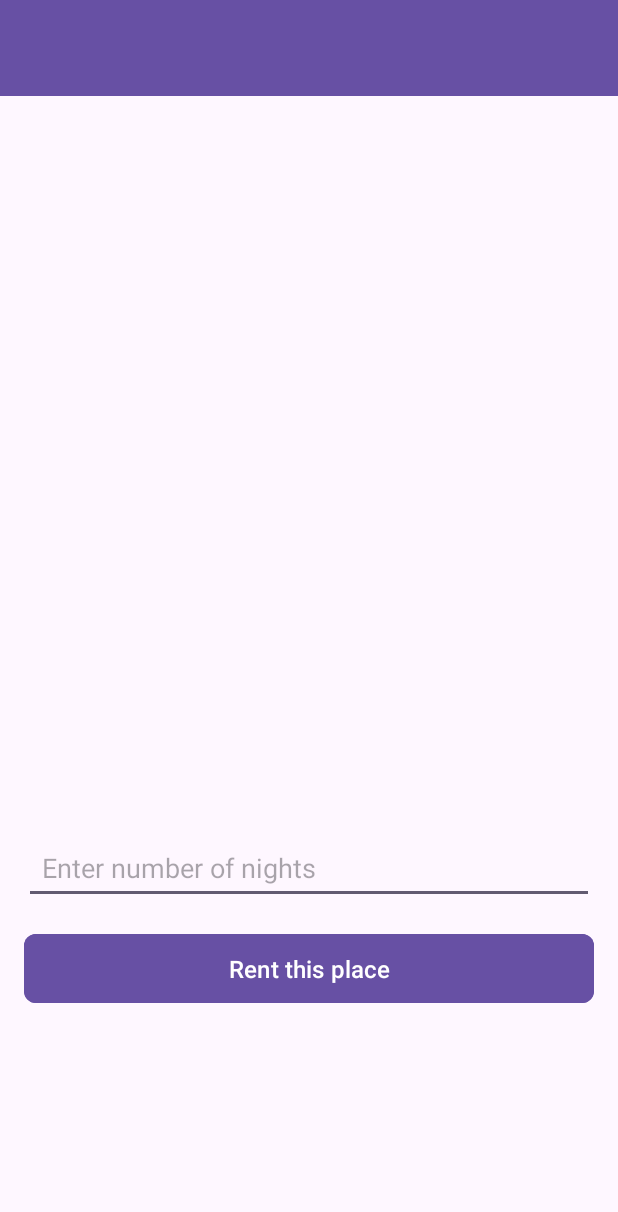
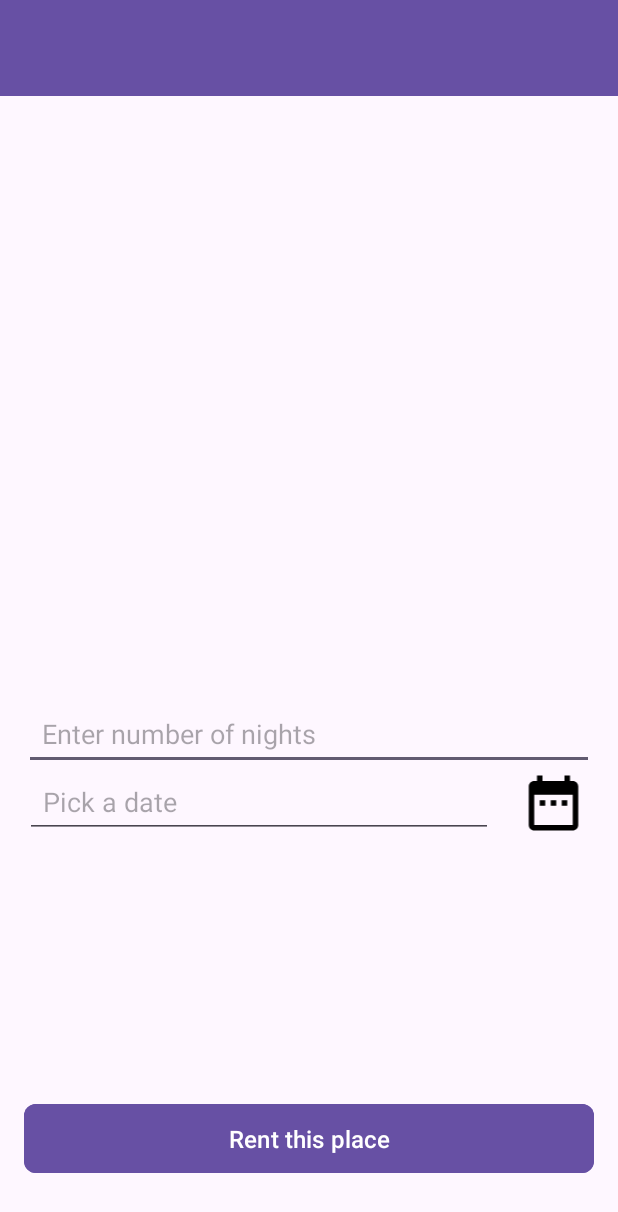
Before and after one commit to iamhelitha/RentEaseApp, an Android app: the HouseDetailsActivity screen opened directly, with no data from a screen before it, on a phone screen of 412 x 824 dp. Shown: the top 1212 px of the screen. Run offline under Robolectric (Android 15) with nearby library versions, the phone set to English and light mode, and no system bars; our stand-ins replace Firebase (no records; nobody signed in at launch, a user with empty details on screens opened directly).

Commit message:
added date picker to HouseDetailsActivity

```diff
--- a/app/src/main/java/com/grpzerotwo/rentease/HouseDetailsActivity.java
+++ b/app/src/main/java/com/grpzerotwo/rentease/HouseDetailsActivity.java
@@ -1,25 +1,30 @@
 package com.grpzerotwo.rentease;
 
+import android.app.DatePickerDialog;
 import android.os.Bundle;
 import androidx.annotation.NonNull;
 import androidx.appcompat.app.AppCompatActivity;
 import android.widget.Button;
 import android.widget.EditText;
 import android.widget.ImageView;
+import android.widget.ImageView;
 import android.widget.TextView;
+import android.widget.Toast;
 import com.bumptech.glide.Glide;
 import com.google.firebase.database.DataSnapshot;
 import com.google.firebase.database.DatabaseError;
 import com.google.firebase.database.DatabaseReference;
 import com.google.firebase.database.FirebaseDatabase;
 import com.google.firebase.database.ValueEventListener;
+import java.util.Calendar;
 
 public class HouseDetailsActivity extends AppCompatActivity {
 
     private TextView houseTitle, houseDescription, houseLocation, housePrice, houseRooms;
     private ImageView houseImage;
-    private EditText nightsInput;
+    private EditText nightsInput, dateInput;
     private Button rentButton;
+    private ImageView btnPickDate;
     private DatabaseReference databaseReference;
     private String houseId;
 
@@ -35,7 +40,9 @@ public class HouseDetailsActivity extends AppCompatActivity {
         houseRooms = findViewById(R.id.house_rooms);
         houseImage = findViewById(R.id.house_image);
         nightsInput = findViewById(R.id.nights_input);
+        dateInput = findViewById(R.id.date_input);
         rentButton = findViewById(R.id.rent_button);
+        btnPickDate = findViewById(R.id.btn_pick_date);  // Initialize the date picker icon
 
         houseId = getIntent().getStringExtra("houseId");
         databaseReference = FirebaseDatabase.getInstance().getReference("houses").child(houseId);
@@ -60,6 +67,23 @@ public class HouseDetailsActivity extends AppCompatActivity {
             }
         });
 
+        btnPickDate.setOnClickListener(v -> {
+            Calendar calendar = Calendar.getInstance();
+            int year = calendar.get(Calendar.YEAR);
+            int month = calendar.get(Calendar.MONTH);
+            int day = calendar.get(Calendar.DAY_OF_MONTH);
+
+            DatePickerDialog datePickerDialog = new DatePickerDialog(
+                    HouseDetailsActivity.this,
+                    (view, year1, month1, dayOfMonth) -> {
+                        // Handle date selection
+                        String selectedDate = dayOfMonth + "/" + (month1 + 1) + "/" + year1;
+                        dateInput.setText(selectedDate);
+                    },
+                    year, month, day);
+            datePickerDialog.show();
+        });
+
         rentButton.setOnClickListener(v -> {
             // Handle rent logic here
         });
--- /dev/null
+++ b/app/src/main/res/drawable/baseline_date_range_24.xml
@@ -0,0 +1,5 @@
+<vector xmlns:android="http://schemas.android.com/apk/res/android" android:height="24dp" android:tint="#000000" android:viewportHeight="24" android:viewportWidth="24" android:width="24dp">
+
+    <path android:fillColor="@android:color/white" android:pathData="M9,11L7,11v2h2v-2zM13,11h-2v2h2v-2zM17,11h-2v2h2v-2zM19,4h-1L18,2h-2v2L8,4L8,2L6,2v2L5,4c-1.11,0 -1.99,0.9 -1.99,2L3,20c0,1.1 0.89,2 2,2h14c1.1,0 2,-0.9 2,-2L21,6c0,-1.1 -0.9,-2 -2,-2zM19,20L5,20L5,9h14v11z"/>
+
+</vector>
--- a/app/src/main/res/layout/activity_house_details.xml
+++ b/app/src/main/res/layout/activity_house_details.xml
@@ -11,15 +11,15 @@
         android:layout_width="0dp"
         android:layout_height="?attr/actionBarSize"
         android:background="?attr/colorPrimary"
+        app:layout_constraintEnd_toEndOf="parent"
+        app:layout_constraintStart_toStartOf="parent"
         app:layout_constraintTop_toTopOf="parent"
-        app:layout_constraintStart_toStartOf="parent"
-        app:layout_constraintEnd_toEndOf="parent"
         app:popupTheme="@style/ThemeOverlay.AppCompat.Dark" />
 
     <ImageView
         android:id="@+id/house_image"
-        android:layout_width="412dp"
-        android:layout_height="289dp"
+        android:layout_width="match_parent"
+        android:layout_height="200dp"
         android:layout_marginTop="16dp"
         app:layout_constraintDimensionRatio="1"
         app:layout_constraintEnd_toEndOf="parent"
@@ -30,62 +30,62 @@
         android:id="@+id/house_title"
         android:layout_width="0dp"
         android:layout_height="wrap_content"
+        android:layout_marginStart="16dp"
         android:layout_marginTop="16dp"
-        android:layout_marginStart="16dp"
         android:layout_marginEnd="16dp"
         android:textSize="24sp"
         android:textStyle="bold"
-        app:layout_constraintTop_toBottomOf="@id/house_image"
+        app:layout_constraintEnd_toEndOf="parent"
         app:layout_constraintStart_toStartOf="parent"
-        app:layout_constraintEnd_toEndOf="parent" />
+        app:layout_constraintTop_toBottomOf="@id/house_image" />
 
     <TextView
         android:id="@+id/house_description"
         android:layout_width="0dp"
         android:layout_height="wrap_content"
+        android:layout_marginStart="16dp"
         android:layout_marginTop="8dp"
-        android:layout_marginStart="16dp"
         android:layout_marginEnd="16dp"
         android:textSize="16sp"
-        app:layout_constraintTop_toBottomOf="@id/house_title"
+        app:layout_constraintEnd_toEndOf="parent"
         app:layout_constraintStart_toStartOf="parent"
-        app:layout_constraintEnd_toEndOf="parent" />
+        app:layout_constraintTop_toBottomOf="@id/house_title" />
 
     <TextView
         android:id="@+id/house_location"
         android:layout_width="0dp"
         android:layout_height="wrap_content"
+        android:layout_marginStart="16dp"
         android:layout_marginTop="8dp"
-        android:layout_marginStart="16dp"
         android:layout_marginEnd="16dp"
         android:textSize="16sp"
-        app:layout_constraintTop_toBottomOf="@id/house_description"
+        app:layout_constraintEnd_toEndOf="parent"
         app:layout_constraintStart_toStartOf="parent"
-        app:layout_constraintEnd_toEndOf="parent" />
+        app:layout_constraintTop_toBottomOf="@id/house_description" />
 
     <TextView
         android:id="@+id/house_price"
         android:layout_width="0dp"
         android:layout_height="wrap_content"
+        android:layout_marginStart="16dp"
         android:layout_marginTop="8dp"
-        android:layout_marginStart="16dp"
         android:layout_marginEnd="16dp"
         android:textSize="16sp"
-        app:layout_constraintTop_toBottomOf="@id/house_location"
+        app:layout_constraintEnd_toEndOf="parent"
         app:layout_constraintStart_toStartOf="parent"
-        app:layout_constraintEnd_toEndOf="parent" />
+        app:layout_constraintTop_toBottomOf="@id/house_location" />
 
     <TextView
         android:id="@+id/house_rooms"
         android:layout_width="0dp"
         android:layout_height="wrap_content"
+        android:layout_marginStart="16dp"
         android:layout_marginTop="8dp"
-        android:layout_marginStart="16dp"
         android:layout_marginEnd="16dp"
         android:textSize="16sp"
-        app:layout_constraintTop_toBottomOf="@id/house_price"
+        app:layout_constraintEnd_toEndOf="parent"
         app:layout_constraintStart_toStartOf="parent"
-        app:layout_constraintEnd_toEndOf="parent" />
+        app:layout_constraintTop_toBottomOf="@id/house_price" />
 
     <EditText
         android:id="@+id/nights_input"
@@ -95,9 +95,30 @@
         android:hint="Enter number of nights"
         android:inputType="number"
         android:padding="12dp"
-        app:layout_constraintTop_toBottomOf="@id/house_rooms"
+        app:layout_constraintEnd_toEndOf="parent"
         app:layout_constraintStart_toStartOf="parent"
-        app:layout_constraintEnd_toEndOf="parent" />
+        app:layout_constraintTop_toBottomOf="@id/house_rooms" />
+
+    <EditText
+        android:id="@+id/date_input"
+        android:layout_width="312dp"
+        android:layout_height="45dp"
+        android:hint="Pick a date"
+        android:inputType="date"
+        android:padding="12dp"
+        app:layout_constraintEnd_toStartOf="@+id/btn_pick_date"
+        app:layout_constraintHorizontal_bias="0.551"
+        app:layout_constraintStart_toStartOf="parent"
+        app:layout_constraintTop_toBottomOf="@+id/nights_input" />
+
+    <ImageView
+        android:id="@+id/btn_pick_date"
+        android:layout_width="54dp"
+        android:layout_height="44dp"
+        android:layout_marginEnd="16dp"
+        android:src="@drawable/baseline_date_range_24"
+        app:layout_constraintEnd_toEndOf="parent"
+        app:layout_constraintTop_toBottomOf="@+id/nights_input" />
 
     <Button
         android:id="@+id/rent_button"
@@ -105,17 +126,16 @@
         android:layout_height="wrap_content"
         android:layout_margin="16dp"
         android:backgroundTint="?attr/colorPrimary"
+        android:padding="12dp"
         android:text="Rent this place"
         android:textColor="@android:color/white"
         android:textSize="16sp"
-        android:padding="12dp"
         app:cornerRadius="8dp"
-        app:layout_constraintTop_toBottomOf="@id/nights_input"
+        app:layout_constraintBottom_toBottomOf="parent"
+        app:layout_constraintEnd_toEndOf="parent"
+        app:layout_constraintHorizontal_bias="0.156"
         app:layout_constraintStart_toStartOf="parent"
-        app:layout_constraintEnd_toEndOf="parent"
-        app:layout_constraintBottom_toBottomOf="parent"
-        app:layout_constraintVertical_bias="0.0" />
-
-
+        app:layout_constraintTop_toBottomOf="@id/date_input"
+        app:layout_constraintVertical_bias="0.876" />
 
 </androidx.constraintlayout.widget.ConstraintLayout>
```
